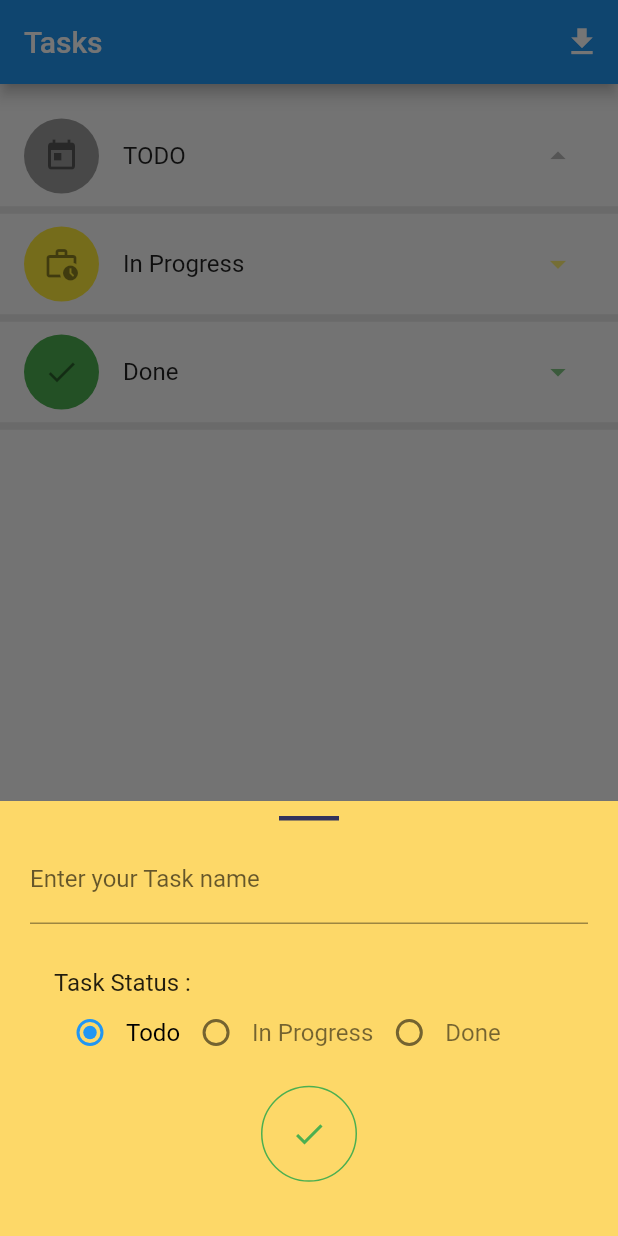
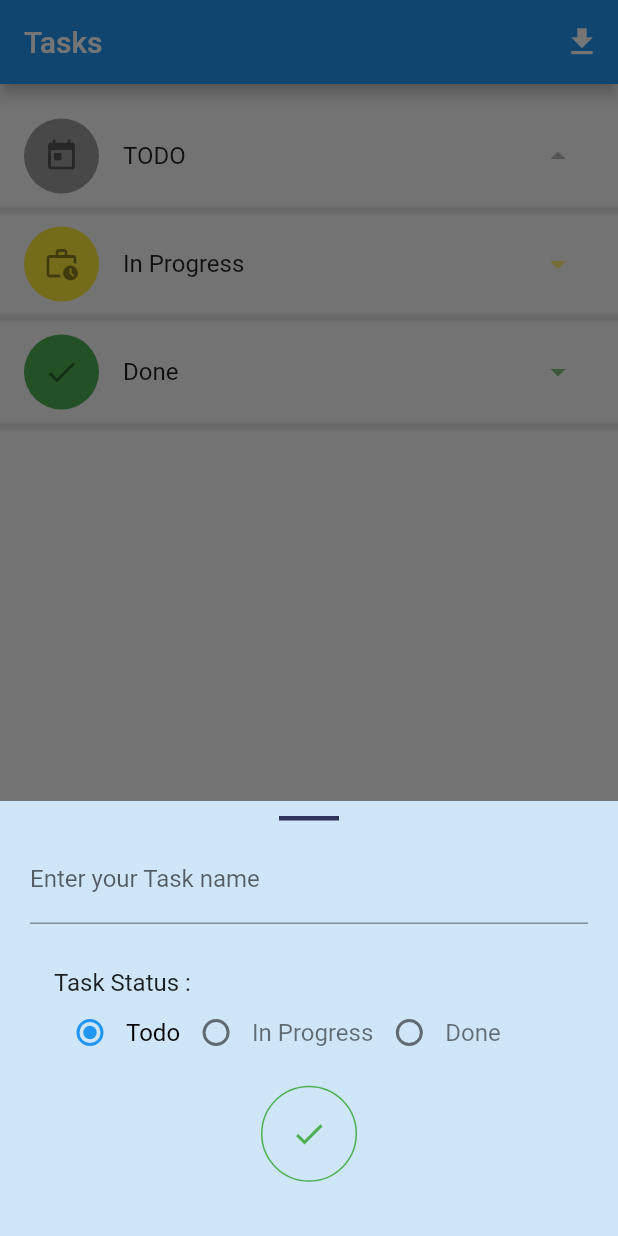
Before and after one commit to Abdghali/abd_todo_app, a Flutter app: the screen it shows after launch, after a tap on the "add" icon, on a phone screen of 412 x 824 dp. Run offline on Flutter 3.47's test engine with Material 2 defaults, Android fonts, the phone set to English and light mode, and no system bars; our stand-ins replace csv, flutter_slidable, get, hive, open_file, stop_watch_timer; missing offline and left inert: enum_to_string; accounts and stored records are empty.

Commit message:
change buttom sheet color

```diff
--- a/lib/presentations/widgets/bottom_sheet_page.dart
+++ b/lib/presentations/widgets/bottom_sheet_page.dart
@@ -16,7 +16,7 @@ class BottomSheetPage extends StatelessWidget {
     return Obx(
       () => Container(
         height: 290,
-        color: Colors.amber.withOpacity(0.6),
+        color: Colors.blue.withOpacity(0.2),
         padding:
             const EdgeInsets.only(top: 10, left: 20, right: 20, bottom: 30),
         child: Column(
```
